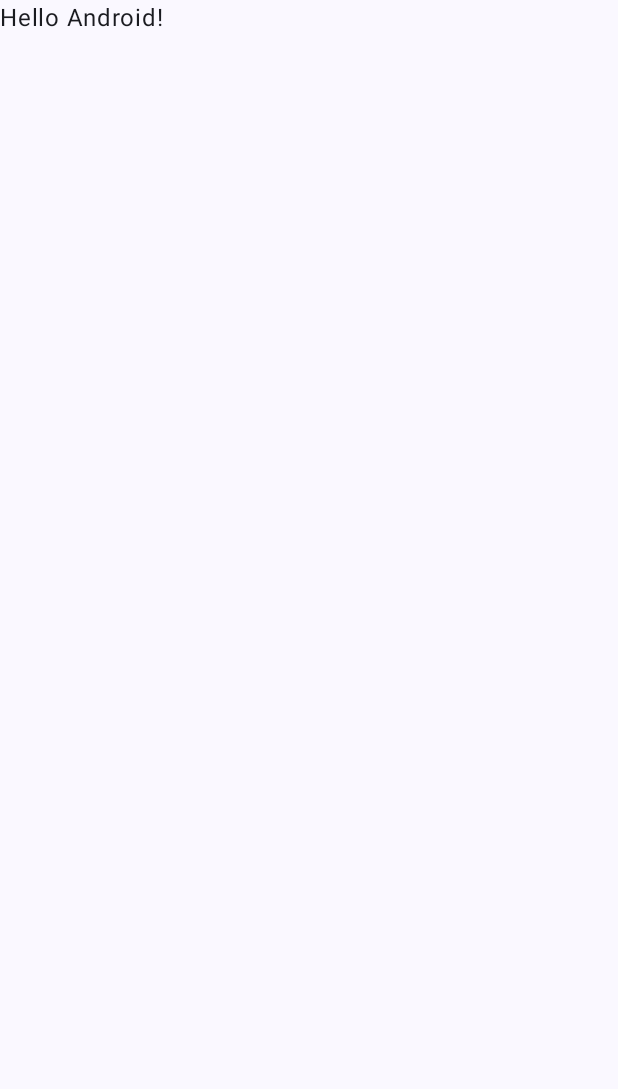
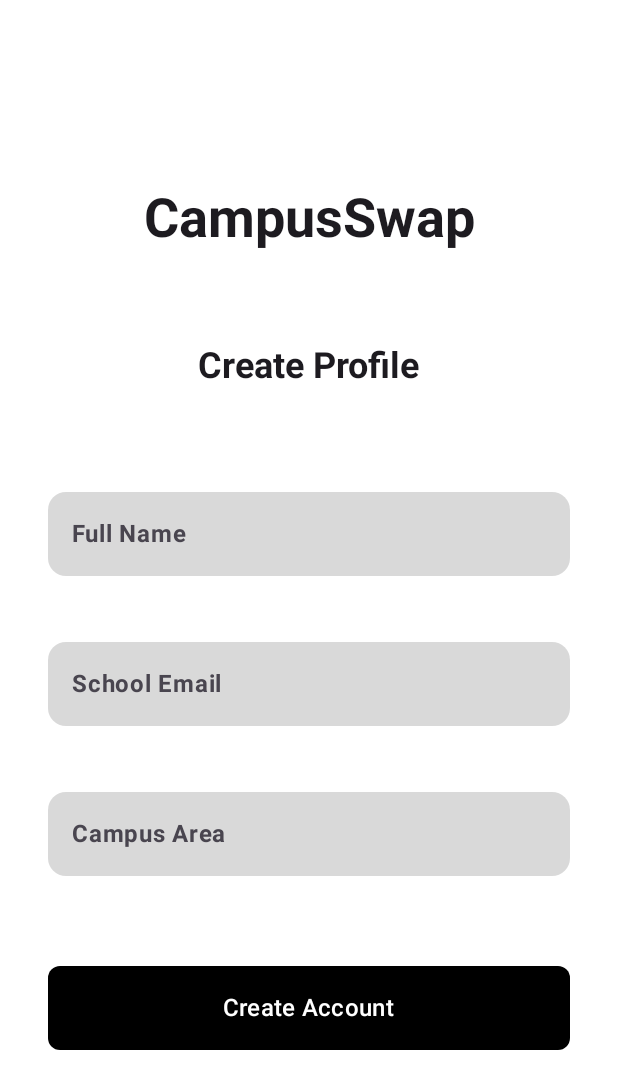
Before and after one commit to Johnnnnn261/CS4520-Final-Project, an Android app built with Jetpack Compose: the screen it shows after launch (MainActivity), on a phone screen of 412 x 824 dp. Before the commit the part shown is almost empty. Shown: the top 1089 px of the screen. Run offline under Robolectric (Android 15) with nearby library versions, the phone set to English and light mode, and no system bars.

Commit message:
Added core navigation, create profile screen, and create lisiting screen

```diff
--- a/app/src/main/java/com/example/cs4520_final_project/MainActivity.kt
+++ b/app/src/main/java/com/example/cs4520_final_project/MainActivity.kt
@@ -11,6 +11,7 @@ import androidx.compose.material3.Text
 import androidx.compose.runtime.Composable
 import androidx.compose.ui.Modifier
 import androidx.compose.ui.tooling.preview.Preview
+import com.example.cs4520_final_project.ui.navigation.CoreNavigation
 import com.example.cs4520_final_project.ui.theme.CS4520FinalProjectTheme
 
 class MainActivity : ComponentActivity() {
@@ -19,29 +20,8 @@ class MainActivity : ComponentActivity() {
         enableEdgeToEdge()
         setContent {
             CS4520FinalProjectTheme {
-                Scaffold(modifier = Modifier.fillMaxSize()) { innerPadding ->
-                    Greeting(
-                        name = "Android",
-                        modifier = Modifier.padding(innerPadding)
-                    )
-                }
+                CoreNavigation(false)
             }
         }
     }
 }
-
-@Composable
-fun Greeting(name: String, modifier: Modifier = Modifier) {
-    Text(
-        text = "Hello $name!",
-        modifier = modifier
-    )
-}
-
-@Preview(showBackground = true)
-@Composable
-fun GreetingPreview() {
-    CS4520FinalProjectTheme {
-        Greeting("Android")
-    }
-}
--- /dev/null
+++ b/app/src/main/java/com/example/cs4520_final_project/ui/create_profile/CreateProfileScreen.kt
@@ -0,0 +1,136 @@
+package com.example.cs4520_final_project.ui.create_profile
+
+import android.R.attr.textStyle
+import androidx.compose.foundation.layout.Arrangement
+import androidx.compose.foundation.layout.Box
+import androidx.compose.foundation.layout.Column
+import androidx.compose.foundation.layout.Row
+import androidx.compose.foundation.layout.Spacer
+import androidx.compose.foundation.layout.fillMaxSize
+import androidx.compose.foundation.layout.fillMaxWidth
+import androidx.compose.foundation.layout.height
+import androidx.compose.foundation.layout.padding
+import androidx.compose.foundation.shape.RoundedCornerShape
+import androidx.compose.foundation.text.KeyboardOptions
+import androidx.compose.material.icons.Icons
+import androidx.compose.material.icons.filled.Add
+import androidx.compose.material3.Button
+import androidx.compose.material3.ExperimentalMaterial3Api
+import androidx.compose.material3.FloatingActionButton
+import androidx.compose.material3.Icon
+import androidx.compose.material3.LocalTextStyle
+import androidx.compose.material3.MaterialTheme
+import androidx.compose.material3.OutlinedTextField
+import androidx.compose.material3.OutlinedTextFieldDefaults
+import androidx.compose.material3.Scaffold
+import androidx.compose.material3.Text
+import androidx.compose.material3.TopAppBar
+import androidx.compose.material3.TopAppBarDefaults
+import androidx.compose.runtime.Composable
+import androidx.compose.runtime.mutableStateOf
+import androidx.compose.runtime.*
+import androidx.compose.ui.Alignment
+import androidx.compose.ui.Modifier
+import androidx.compose.ui.graphics.Color
+import androidx.compose.ui.text.font.FontWeight
+import androidx.compose.ui.text.input.KeyboardType
+import androidx.compose.ui.unit.dp
+
+@OptIn(ExperimentalMaterial3Api::class)
+@Composable
+fun CreateProfileScreen(onCreateAccount: () -> Unit) {
+    var fullName by remember { mutableStateOf("") }
+    var schoolEmail by remember { mutableStateOf("") }
+    var campusArea by remember { mutableStateOf("") }
+
+    Column(
+        modifier = Modifier
+            .fillMaxSize()
+            .padding(vertical = 64.dp, horizontal = 32.dp),
+        verticalArrangement = Arrangement.SpaceEvenly,
+        horizontalAlignment = Alignment.CenterHorizontally
+    ) {
+        Text(
+            text = "CampusSwap",
+            style = MaterialTheme.typography.displaySmall,
+            fontWeight = FontWeight.Bold
+        )
+
+//        Spacer(modifier = Modifier.height(30.dp))
+
+        Text(
+            text = "Create Profile",
+            style = MaterialTheme.typography.headlineSmall,
+            fontWeight = FontWeight.Bold
+        )
+
+
+        Column(
+            verticalArrangement = Arrangement.spacedBy(12.dp)
+        ) {
+            OutlinedTextField(
+                value = fullName,
+                onValueChange = { fullName = it },
+                label = { Text("Full Name", fontWeight = FontWeight.Bold) },
+                singleLine = true,
+                shape = RoundedCornerShape(12.dp),
+                colors = OutlinedTextFieldDefaults.colors(
+                    unfocusedContainerColor = MaterialTheme.colorScheme.surface,
+                    focusedContainerColor = MaterialTheme.colorScheme.surface,
+                    unfocusedBorderColor = Color.Transparent,
+                    focusedBorderColor = Color.Transparent,
+                ),
+                textStyle = LocalTextStyle.current.copy(fontWeight = FontWeight.Bold),
+                modifier = Modifier.fillMaxWidth()
+            )
+
+            Spacer(modifier = Modifier.height(12.dp))
+
+            OutlinedTextField(
+                value = schoolEmail,
+                onValueChange = { schoolEmail = it },
+                label = { Text("School Email", fontWeight = FontWeight.Bold) },
+                singleLine = true,
+                keyboardOptions = KeyboardOptions(keyboardType = KeyboardType.Email),
+                shape = RoundedCornerShape(12.dp),
+                colors = OutlinedTextFieldDefaults.colors(
+                    unfocusedContainerColor = MaterialTheme.colorScheme.surface,
+                    focusedContainerColor = MaterialTheme.colorScheme.surface,
+                    unfocusedBorderColor = Color.Transparent,
+                    focusedBorderColor = Color.Transparent,
+                ),
+                textStyle = LocalTextStyle.current.copy(fontWeight = FontWeight.Bold),
+                modifier = Modifier.fillMaxWidth()
+            )
+
+            Spacer(modifier = Modifier.height(12.dp))
+
+            OutlinedTextField(
+                value = campusArea,
+                onValueChange = { campusArea = it },
+                label = { Text("Campus Area", fontWeight = FontWeight.Bold) },
+                singleLine = true,
+                shape = RoundedCornerShape(12.dp),
+                colors = OutlinedTextFieldDefaults.colors(
+                    unfocusedContainerColor = MaterialTheme.colorScheme.surface,
+                    focusedContainerColor = MaterialTheme.colorScheme.surface,
+                    unfocusedBorderColor = Color.Transparent,
+                    focusedBorderColor = Color.Transparent,
+                ),
+                textStyle = LocalTextStyle.current.copy(fontWeight = FontWeight.Bold),
+                modifier = Modifier.fillMaxWidth()
+            )
+
+        }
+        Button(
+            onClick = { onCreateAccount() },
+            shape = RoundedCornerShape(8.dp),
+            modifier = Modifier
+                .fillMaxWidth()
+                .height(56.dp)
+        ) {
+            Text("Create Account", style = MaterialTheme.typography.titleMedium)
+        }
+
+    }
+}
--- /dev/null
+++ b/app/src/main/java/com/example/cs4520_final_project/ui/navigation/CoreNavigation.kt
@@ -0,0 +1,122 @@
+package com.example.cs4520_final_project.ui.navigation
+
+
+import androidx.compose.foundation.layout.padding
+import androidx.compose.foundation.layout.size
+import androidx.compose.material.icons.Icons
+import androidx.compose.material.icons.filled.Add
+import androidx.compose.material.icons.filled.Home
+import androidx.compose.material.icons.filled.Notifications
+import androidx.compose.material.icons.filled.Person
+import androidx.compose.material.icons.filled.Search
+import androidx.compose.material3.Badge
+import androidx.compose.material3.BadgedBox
+import androidx.compose.material3.Icon
+import androidx.compose.material3.NavigationBar
+import androidx.compose.material3.NavigationBarItem
+import androidx.compose.material3.Scaffold
+import androidx.compose.material3.Surface
+import androidx.compose.material3.Text
+import androidx.compose.runtime.Composable
+import androidx.compose.runtime.*
+import androidx.compose.ui.Modifier
+import androidx.compose.ui.draw.drawWithContent
+import androidx.compose.ui.geometry.Offset
+import androidx.compose.ui.graphics.Color
+import androidx.compose.ui.input.key.Key.Companion.Home
+import androidx.compose.ui.unit.dp
+import androidx.navigation.compose.rememberNavController
+import androidx.navigation.compose.NavHost
+import androidx.navigation.compose.composable
+import androidx.navigation.compose.currentBackStackEntryAsState
+import androidx.navigation.toRoute
+import com.example.cs4520_final_project.ui.activities_page.ActivitiesPageScreen
+import com.example.cs4520_final_project.ui.chat.ChatScreen
+import com.example.cs4520_final_project.ui.create_listing.CreateListingScreen
+import com.example.cs4520_final_project.ui.create_profile.CreateProfileScreen
+import com.example.cs4520_final_project.ui.listings_list.ListingsListScreen
+import com.example.cs4520_final_project.ui.view_listing.ViewListingScreen
+import androidx.navigation.NavDestination.Companion.hasRoute
+
+@Composable
+fun CoreNavigation(
+    isLoggedIn: Boolean
+) {
+    val navController = rememberNavController()
+    val startDestination = if (isLoggedIn) ListingsList else CreateProfile
+    val currentDestination by navController.currentBackStackEntryAsState()
+    val showBottomBar = currentDestination?.destination?.hasRoute<CreateProfile>() == false && currentDestination?.destination?.hasRoute<CreateListing>() == false
+    Scaffold(
+        bottomBar = {
+            if (showBottomBar) {
+                Surface(
+                    shadowElevation = 16.dp, color = Color.White
+                ) {
+                    NavigationBar(containerColor = Color.White, tonalElevation = 8.dp) {
+                        NavigationBarItem(icon = {
+                            Icon(
+                                Icons.Default.Home,
+                                contentDescription = "Home",
+                                modifier = Modifier.size(32.dp)
+                            )
+                        }, selected = true, onClick = { navController.navigate(ListingsList) })
+                        NavigationBarItem(icon = {
+                            Icon(
+                                Icons.Default.Search,
+                                contentDescription = "Search",
+                                modifier = Modifier.size(32.dp)
+                            )
+                        }, selected = false, onClick = { navController.navigate(ListingsList) })
+                        NavigationBarItem(icon = {
+                            Icon(
+                                Icons.Default.Add,
+                                contentDescription = "Add",
+                                modifier = Modifier.size(32.dp)
+                            )
+                        }, selected = false, onClick = { navController.navigate(CreateListing) })
+                        NavigationBarItem(icon = {
+                            BadgedBox(badge = { Badge { Text("5") } }) {
+                                Icon(
+                                    Icons.Default.Notifications,
+                                    contentDescription = "Activities",
+                                    modifier = Modifier.size(32.dp)
+                                )
+                            }
+                        }, selected = false, onClick = { navController.navigate(ActivitiesPage) })
+                        NavigationBarItem(icon = {
+                            Icon(
+                                Icons.Default.Person,
+                                contentDescription = "Profile",
+                                modifier = Modifier.size(32.dp)
+                            )
+                        }, selected = false, onClick = { })
+                    }
+                }
+            }
+        }) { innerPadding ->
+        NavHost(
+            navController = navController,
+            startDestination = startDestination,
+            modifier = Modifier.padding(innerPadding)
+        ) {
+            composable<ListingsList> {
+                ListingsListScreen({})
+            }
+            composable<CreateProfile> {
+                CreateProfileScreen({ navController.navigate(ListingsList) })
+            }
+            composable<ActivitiesPage> {
+                ActivitiesPageScreen()
+            }
+            composable<Chat> {
+                ChatScreen()
+            }
+            composable<CreateListing> {
+                CreateListingScreen(onBack = { navController.popBackStack() }, {})
+            }
+            composable<ViewListing> {
+                ViewListingScreen()
+            }
+        }
+    }
+}
--- /dev/null
+++ b/app/src/main/java/com/example/cs4520_final_project/ui/navigation/Destination.kt
@@ -0,0 +1,22 @@
+package com.example.cs4520_final_project.ui.navigation
+
+import kotlinx.serialization.Serializable
+
+
+// page where user can view recent messages about their listings
+@Serializable object ActivitiesPage
+
+// page where user can chat with another user about their listing
+@Serializable data class Chat(val userId: String)
+
+// Page where user can create a listing
+@Serializable object CreateListing
+
+// page where user can create their profile
+@Serializable object CreateProfile
+
+// Page where user can view all the listings
+@Serializable object ListingsList
+
+// Page where user can view a specific listing including their own
+@Serializable data class ViewListing(val listingId: String)
--- a/app/src/main/java/com/example/cs4520_final_project/ui/theme/Theme.kt
+++ b/app/src/main/java/com/example/cs4520_final_project/ui/theme/Theme.kt
@@ -9,35 +9,26 @@ import androidx.compose.material3.dynamicDarkColorScheme
 import androidx.compose.material3.dynamicLightColorScheme
 import androidx.compose.material3.lightColorScheme
 import androidx.compose.runtime.Composable
+import androidx.compose.ui.graphics.Color
 import androidx.compose.ui.platform.LocalContext
 
-private val DarkColorScheme = darkColorScheme(
-    primary = Purple80,
-    secondary = PurpleGrey80,
-    tertiary = Pink80
-)
-
-private val LightColorScheme = lightColorScheme(
-    primary = Purple40,
-    secondary = PurpleGrey40,
-    tertiary = Pink40
-
-    /* Other default colors to override
-    background = Color(0xFFFFFBFE),
-    surface = Color(0xFFFFFBFE),
+private val ColorScheme = lightColorScheme(
+    primary = Color.Black,
     onPrimary = Color.White,
     onSecondary = Color.White,
-    onTertiary = Color.White,
-    onBackground = Color(0xFF1C1B1F),
-    onSurface = Color(0xFF1C1B1F),
-    */
+    background = Color.White,
+    surface = Color(0xFFD9D9D9),
+    primaryContainer = Color.White,
+    onPrimaryContainer = Color.Black,
+    surfaceContainerHighest = Color.Transparent,
+    outline = Color.Transparent,
 )
 
 @Composable
 fun CS4520FinalProjectTheme(
     darkTheme: Boolean = isSystemInDarkTheme(),
     // Dynamic color is available on Android 12+
-    dynamicColor: Boolean = true,
+    dynamicColor: Boolean = false,
     content: @Composable () -> Unit
 ) {
     val colorScheme = when {
@@ -46,8 +37,8 @@ fun CS4520FinalProjectTheme(
             if (darkTheme) dynamicDarkColorScheme(context) else dynamicLightColorScheme(context)
         }
 
-        darkTheme -> DarkColorScheme
-        else -> LightColorScheme
+        darkTheme -> ColorScheme
+        else -> ColorScheme
     }
 
     MaterialTheme(
```
Also changed, not shown: app/src/main/java/com/example/cs4520_final_project/ui/activities_page/ActivitiesPageScreen.kt (added, +8 -0 lines), app/src/main/java/com/example/cs4520_final_project/ui/chat/ChatScreen.kt (added, +8 -0 lines), app/src/main/java/com/example/cs4520_final_project/ui/create_listing/CreateListingScreen.kt (added, +185 -0 lines), app/src/main/java/com/example/cs4520_final_project/ui/listings_list/ListingsListScreen.kt (added, +48 -0 lines), app/src/main/java/com/example/cs4520_final_project/ui/view_listing/ViewListingScreen.kt (added, +8 -0 lines).
